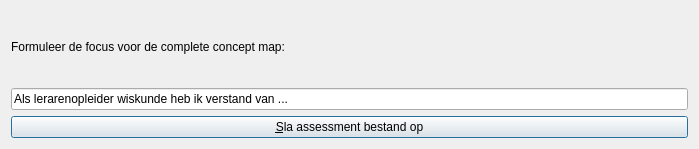
This is qtbrainweavercreateassessmentcompletedialog.ui in richelbilderbeek/BrainWeaver as Qt 5 draws it before an edit. The edited form follows.
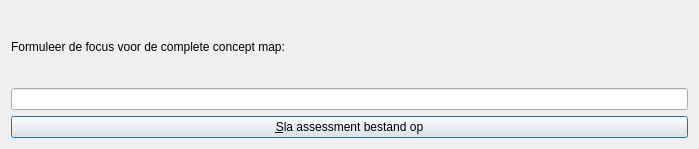
This is the edited form. Icons and pictures are not drawn.

```diff
--- a/qtbrainweavercreateassessmentcompletedialog.ui
+++ b/qtbrainweavercreateassessmentcompletedialog.ui
@@ -31,7 +31,7 @@
    <item>
     <widget class="QLineEdit" name="edit">
      <property name="text">
-      <string>Als lerarenopleider wiskunde heb ik verstand van ...</string>
+      <string/>
      </property>
     </widget>
    </item>
```
